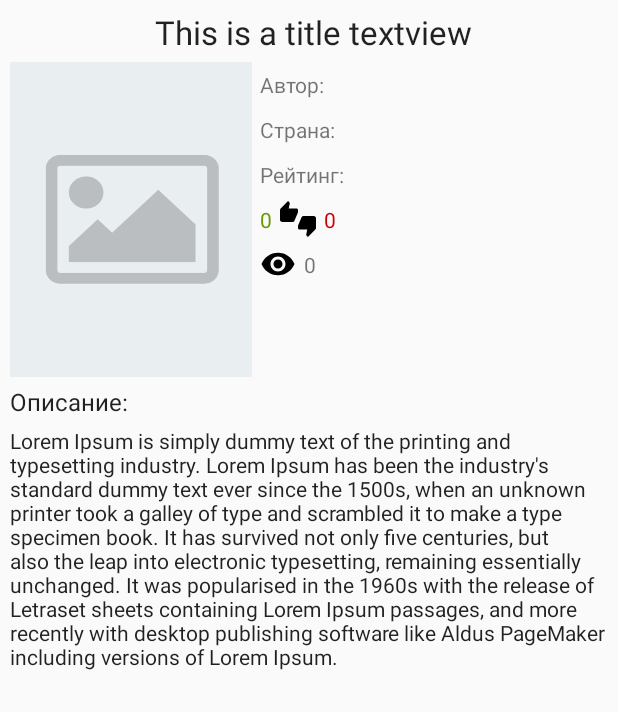
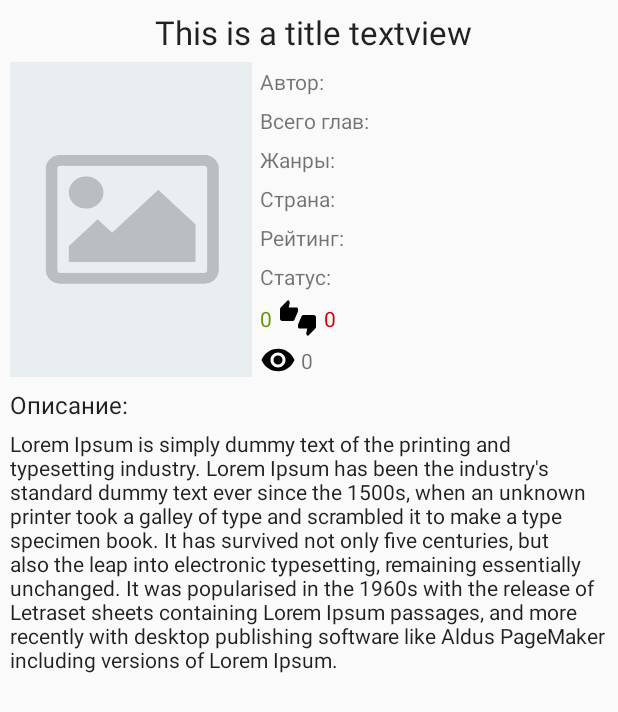
Before and after one commit to wingsoflight/rf2, an Android app: the BookDetailsActivity screen opened directly, with no data from a screen before it, on a phone screen of 412 x 824 dp. Shown: the top 712 px of the screen. Run offline under Robolectric (Android 15) with nearby library versions, the light colour scheme and no system bars; our stand-ins replace Picasso; pictures from the network do not load; 13 statements that could not run were skipped.

Commit message:
ListOfChapter

```diff
--- /dev/null
+++ b/app/src/main/java/com/example/hp/recyclerviewgrid/Adapters/BookChaptersRecyclerViewAdapter.java
@@ -0,0 +1,52 @@
+package com.example.hp.recyclerviewgrid.Adapters;
+
+import android.support.v7.widget.RecyclerView;
+import android.view.LayoutInflater;
+import android.view.View;
+import android.view.ViewGroup;
+import android.widget.TextView;
+
+import com.example.hp.recyclerviewgrid.Entities.Chapter;
+import com.example.hp.recyclerviewgrid.R;
+
+import java.util.ArrayList;
+
+/**
+ * Created by HP on 16.03.2018.
+ */
+
+public class BookChaptersRecyclerViewAdapter extends RecyclerView.Adapter<BookChaptersRecyclerViewAdapter.MyViewHolder> {
+    ArrayList<Chapter> chapters;
+    public BookChaptersRecyclerViewAdapter(ArrayList<Chapter> chapters){
+        this.chapters = chapters;
+    }
+
+    @Override
+    public BookChaptersRecyclerViewAdapter.MyViewHolder onCreateViewHolder(ViewGroup parent, int viewType) {
+        View v = LayoutInflater.from(parent.getContext()).inflate(R.layout.book_chapter_item, parent, false);
+        final MyViewHolder vh = new MyViewHolder(v);
+        return vh;
+    }
+
+    @Override
+    public void onBindViewHolder(BookChaptersRecyclerViewAdapter.MyViewHolder holder, int position) {
+        int size = chapters.size();
+        holder.bookChapterTitleTextView.setText(""+chapters.get(position).getTitle());
+        holder.bookChapterNumberTextView.setText(""+(size - position));
+    }
+
+    @Override
+    public int getItemCount() {
+        return chapters.size();
+    }
+
+    static class MyViewHolder extends RecyclerView.ViewHolder {
+        TextView bookChapterNumberTextView;
+        TextView bookChapterTitleTextView;
+        public MyViewHolder(View itemView) {
+            super(itemView);
+            bookChapterNumberTextView = itemView.findViewById(R.id.bookChapterNumberTextView);
+            bookChapterTitleTextView = itemView.findViewById(R.id.bookChapterTitleTextVew);
+        }
+    }
+}
--- a/app/src/main/java/com/example/hp/recyclerviewgrid/Adapters/BookPagerAdapter.java
+++ b/app/src/main/java/com/example/hp/recyclerviewgrid/Adapters/BookPagerAdapter.java
@@ -8,6 +8,7 @@ import android.support.v4.app.FragmentPagerAdapter;
 import com.example.hp.recyclerviewgrid.Activities.BookDetailsActivity;
 import com.example.hp.recyclerviewgrid.Entities.Book;
 import com.example.hp.recyclerviewgrid.Fragments.BookDetailsFragment;
+import com.example.hp.recyclerviewgrid.Fragments.ChaptersListFragment;
 import com.example.hp.recyclerviewgrid.Entities.Result;
 
 /**
@@ -17,6 +18,7 @@ import com.example.hp.recyclerviewgrid.Entities.Result;
 public class BookPagerAdapter extends FragmentPagerAdapter {
     Book book;
     Fragment bookDetailsFragment;
+    Fragment bookChaptersList;
     public BookPagerAdapter(FragmentManager fm, Book book) {
         super(fm);
         this.book = book;
@@ -24,23 +26,31 @@ public class BookPagerAdapter extends FragmentPagerAdapter {
 
     @Override
     public Fragment getItem(int position) {
-        if(position == 0) {
-            bookDetailsFragment = new BookDetailsFragment();
-            Bundle args = new Bundle();
-            args.putParcelable(Book.BOOK_OBJECT, book);
-            bookDetailsFragment.setArguments(args);
+        bookDetailsFragment = new BookDetailsFragment();
+        Bundle args = new Bundle();
+        args.putParcelable(Book.BOOK_OBJECT, book);
+        bookDetailsFragment.setArguments(args);
+        bookChaptersList = new ChaptersListFragment();
+        bookChaptersList.setArguments(args);
+        if(position == 0)
             return bookDetailsFragment;
-        }
-        return null;
+        return bookChaptersList;
     }
 
     @Override
     public int getCount() {
-        return 1;
+        return 2;
     }
 
     @Override
     public CharSequence getPageTitle(int position) {
-        return "ASDASD";
+        if(position == 0)
+            return "Описание";
+        return "Список глав";
+    }
+
+    @Override
+    public int getItemPosition(Object object) {
+        return POSITION_NONE;
     }
 }
--- a/app/src/main/java/com/example/hp/recyclerviewgrid/Fragments/BookDetailsFragment.java
+++ b/app/src/main/java/com/example/hp/recyclerviewgrid/Fragments/BookDetailsFragment.java
@@ -20,7 +20,7 @@ import com.squareup.picasso.Picasso;
  */
 
 public class BookDetailsFragment extends Fragment {
-    TextView titleTextView, descriptionTextView, bookLikesCountTextView, bookDislikesCountTextView, bookViewsCountTextView, bookCountryTextView;
+    TextView titleTextView, descriptionTextView, bookLikesCountTextView, bookDislikesCountTextView, bookViewsCountTextView, bookCountryTextView, bookAuthorTextView, bookChaptersCountTextView, bookGenresTextView, bookRatingTextView, bookStatusTextView;
     ImageView bookDetailsImageView;
     @Nullable
     @Override
@@ -28,6 +28,7 @@ public class BookDetailsFragment extends Fragment {
         View rootView = inflater.inflate(R.layout.book_detail, container, false);
         Bundle args = getArguments();
         Book book = args.getParcelable(Book.BOOK_OBJECT);
+
         titleTextView = rootView.findViewById(R.id.bookTitleTextView);
         bookDetailsImageView = rootView.findViewById(R.id.bookImageView);
         descriptionTextView = rootView.findViewById(R.id.bookDescriptionTextView);
@@ -35,12 +36,23 @@ public class BookDetailsFragment extends Fragment {
         bookDislikesCountTextView = rootView.findViewById(R.id.bookDislikesCountTextView);
         bookViewsCountTextView = rootView.findViewById(R.id.bookViewCountTextView);
         bookCountryTextView = rootView.findViewById(R.id.bookCountryTextView);
+        bookAuthorTextView = rootView.findViewById(R.id.bookAuthorTextView);
+        bookChaptersCountTextView = rootView.findViewById(R.id.bookChaptersCountTextView);
+        bookGenresTextView = rootView.findViewById(R.id.bookGenresTextView);
+        bookRatingTextView = rootView.findViewById(R.id.bookRatingTextView);
+        bookStatusTextView = rootView.findViewById(R.id.bookStatusTextView);
+
         titleTextView.setText(book.getTitle());
         descriptionTextView.setText(book.getDescription());
         bookLikesCountTextView.setText(""+book.getLikes());
         bookDislikesCountTextView.setText(""+book.getDislikes());
         bookViewsCountTextView.setText(""+book.getView_count());
         bookCountryTextView.setText("Страна: "+book.getCountry());
+        bookAuthorTextView.setText(""+book.getAuthor());
+        bookChaptersCountTextView.setText("Всего глав: "+ (book.getChapters() == null ? 0 : book.getChapters().size()));
+        bookGenresTextView.setText("Жанры: "+book.getGenres());
+        bookRatingTextView.setText("Рейтинг: "+book.getRating());
+        bookStatusTextView.setText(""+book.getStatus());
         Picasso.with(getContext()).load(book.getImageURL()).placeholder(R.drawable.book_image_placeholder_vertical).error(R.drawable.book_image_placeholder_vertical).into(bookDetailsImageView);
         return rootView;
     }
--- /dev/null
+++ b/app/src/main/java/com/example/hp/recyclerviewgrid/Fragments/ChaptersListFragment.java
@@ -0,0 +1,48 @@
+package com.example.hp.recyclerviewgrid.Fragments;
+
+import android.support.v4.app.Fragment;
+import android.os.Bundle;
+import android.support.annotation.Nullable;
+import android.support.v4.view.ViewPager;
+import android.support.v7.widget.LinearLayoutCompat;
+import android.support.v7.widget.LinearLayoutManager;
+import android.support.v7.widget.RecyclerView;
+import android.view.LayoutInflater;
+import android.view.View;
+import android.view.ViewGroup;
+
+import com.example.hp.recyclerviewgrid.Adapters.BookChaptersRecyclerViewAdapter;
+import com.example.hp.recyclerviewgrid.Entities.Book;
+import com.example.hp.recyclerviewgrid.Entities.Chapter;
+import com.example.hp.recyclerviewgrid.R;
+
+import java.util.ArrayList;
+
+/**
+ * Created by HP on 16.03.2018.
+ */
+
+public class ChaptersListFragment extends Fragment {
+    RecyclerView recyclerView;
+    LinearLayoutManager recyclerViewLayoutManager;
+    Book book;
+    RecyclerView.Adapter recyclerViewAdapter;
+    ArrayList<Chapter> chapters;
+
+    @Nullable
+    @Override
+    public View onCreateView(LayoutInflater inflater, @Nullable ViewGroup container, Bundle savedInstanceState) {
+        View rootView = inflater.inflate(R.layout.book_chapters_list, container, false);
+        recyclerView = rootView.findViewById(R.id.bookChaptersRecyclerView);
+        chapters = new ArrayList<>();
+        if(book != null)
+            chapters = book.getChapters();
+        recyclerView.setHasFixedSize(true);
+        book = getArguments().getParcelable(Book.BOOK_OBJECT);
+        recyclerViewLayoutManager = new LinearLayoutManager(getContext());
+        recyclerView.setLayoutManager(recyclerViewLayoutManager);
+        recyclerViewAdapter = new BookChaptersRecyclerViewAdapter(chapters);
+        recyclerView.setAdapter(recyclerViewAdapter);
+        return rootView;
+    }
+}
--- a/app/src/main/res/layout/book_detail.xml
+++ b/app/src/main/res/layout/book_detail.xml
@@ -1,5 +1,8 @@
 <?xml version="1.0" encoding="utf-8"?>
-<LinearLayout xmlns:android="http://schemas.android.com/apk/res/android"
+<ScrollView xmlns:android="http://schemas.android.com/apk/res/android"
+    android:layout_height="wrap_content"
+    android:layout_width="match_parent">
+<LinearLayout
     android:layout_width="match_parent"
     android:layout_height="wrap_content"
     android:orientation="vertical"
@@ -28,17 +31,29 @@
         <LinearLayout
             android:paddingLeft="5dp"
             android:layout_width="0dp"
-            android:layout_height="match_parent"
+            android:layout_height="wrap_content"
             android:layout_weight="6"
             android:orientation="vertical">
             <TextView
-                android:paddingVertical="5dp"
+                android:paddingVertical="3dp"
                 android:id="@+id/bookAuthorTextView"
                 android:layout_width="match_parent"
                 android:layout_height="wrap_content"
                 android:text="Автор: "/>
             <TextView
-                android:paddingVertical="5dp"
+                android:paddingVertical="3dp"
+                android:id="@+id/bookChaptersCountTextView"
+                android:layout_width="match_parent"
+                android:layout_height="wrap_content"
+                android:text="Всего глав: "/>
+            <TextView
+                android:paddingVertical="3dp"
+                android:id="@+id/bookGenresTextView"
+                android:layout_width="match_parent"
+                android:layout_height="wrap_content"
+                android:text="Жанры: "/>
+            <TextView
+                android:paddingVertical="3dp"
                 android:id="@+id/bookCountryTextView"
                 android:layout_width="match_parent"
                 android:layout_height="wrap_content"
@@ -47,14 +62,20 @@
                 android:id="@+id/bookRatingTextView"
                 android:layout_width="match_parent"
                 android:layout_height="wrap_content"
-                android:paddingVertical="5dp"
+                android:paddingVertical="3dp"
                 android:text="Рейтинг: "/>
+            <TextView
+                android:id="@+id/bookStatusTextView"
+                android:layout_width="match_parent"
+                android:layout_height="wrap_content"
+                android:paddingVertical="3dp"
+                android:text="Статус: "/>
             <LinearLayout
                 android:layout_width="match_parent"
                 android:layout_height="wrap_content"
                 android:gravity="center_vertical">
                 <TextView
-                    android:paddingVertical="5dp"
+                    android:paddingVertical="3dp"
                     android:paddingRight="5dp"
                     android:layout_width="wrap_content"
                     android:layout_height="wrap_content"
@@ -83,7 +104,7 @@
                     android:layout_height="24dp"
                     android:src="@drawable/ic_eye"/>
                 <TextView
-                    android:padding="5dp"
+                    android:padding="3dp"
                     android:layout_width="match_parent"
                     android:layout_height="wrap_content"
                     android:text="0"
@@ -111,3 +132,4 @@
     </LinearLayout>
 
 </LinearLayout>
+</ScrollView>
--- a/app/src/main/res/layout/item_view.xml
+++ b/app/src/main/res/layout/item_view.xml
@@ -3,7 +3,6 @@
     android:layout_width="match_parent"
     android:layout_height="wrap_content"
     xmlns:app="http://schemas.android.com/apk/res-auto"
-    android:orientation="horizontal"
     android:layout_margin="1dp"
     app:cardCornerRadius="5dp"
     android:focusable="true"
```
Also changed, not shown: app/src/main/java/com/example/hp/recyclerviewgrid/Activities/BookDetailsActivity.java (+21 -7 lines), app/src/main/java/com/example/hp/recyclerviewgrid/Entities/Book.java (+68 -46 lines), app/src/main/java/com/example/hp/recyclerviewgrid/Entities/Chapter.java (added, +70 -0 lines), app/src/main/res/layout/book_chapter_item.xml (added, +34 -0 lines), app/src/main/res/layout/book_chapters_list.xml (added, +12 -0 lines).
